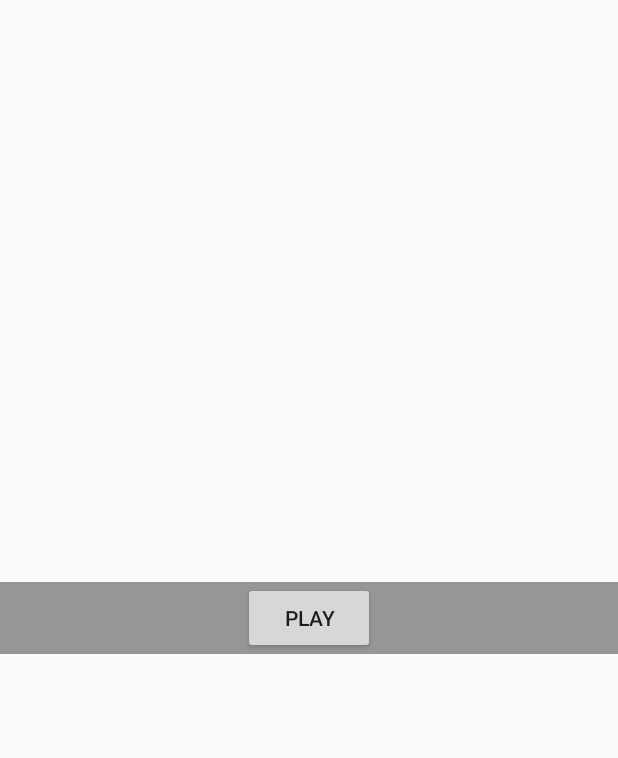
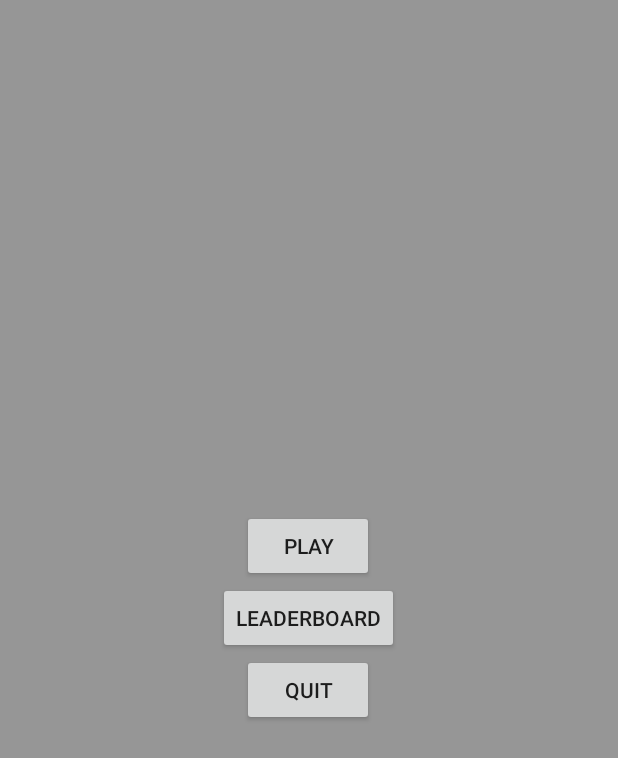
Before and after one commit to rgw0094/gorlorn-android, an Android app: the layout activity_menu.xml on its own in the app's theme, with its tools: preview values and no code run, on a phone screen of 412 x 824 dp. Shown: the top 758 px of the screen. Run offline under Robolectric (Android 15) with nearby library versions, the phone set to English and light mode, and no system bars.

Commit message:
Background, more complete menu, lots of tweaks, interim checkin for movement overhaul

```diff
--- a/app/build.gradle
+++ b/app/build.gradle
@@ -5,7 +5,7 @@ android {
     buildToolsVersion "22.0.1"
     defaultConfig {
         applicationId 'com.rob.gorlorn'
-        minSdkVersion 15
+        minSdkVersion 16
         targetSdkVersion 22
         versionCode 1
         versionName "1.0"
@@ -27,6 +27,7 @@ dependencies {
     compile 'com.android.support:support-v4:22.2.0'
     compile 'com.google.firebase:firebase-core:9.0.2'
     compile 'com.google.firebase:firebase-ads:9.0.2'
+    compile 'com.squareup.picasso:picasso:2.5.2'
 }
 
 apply plugin: 'com.google.gms.google-services'
--- a/app/src/main/java/gorlorn/Constants.java
+++ b/app/src/main/java/gorlorn/Constants.java
@@ -26,10 +26,12 @@ public class Constants
     public static float EnemySpeed = 0.65f;             //Percent of the screen traversed per second
     public static float EnemySpeedMultiplier = 1.001f;  //Each new enemy is this much faster than the last
     public static float HeroSpeed = 0.9f;
+    public static float HeroAcceleration = 2.0f;        //Percent of the screen width accelerated per second
     public static float BulletSpeed = 0.8f;
     public static float HeartSpeed = 0.2f;
 
     //Times
+    public static int PlayerFrozenOnHitMs = 1200;
     public static int PlayerBlinksOnHitMs = 2000;
     public static int ChainBulletLifeTimeMs = 200;
 
--- a/app/src/main/java/gorlorn/Entities/Enemy.java
+++ b/app/src/main/java/gorlorn/Entities/Enemy.java
@@ -28,7 +28,7 @@ public class Enemy extends Entity
         //Check for collision with hero
         if (_gorlornActivity.Hero.testHit(this))
         {
-            _gorlornActivity.Hero.dealDamage(Constants.EnemyDamage);
+            //_gorlornActivity.Hero.dealDamage(Constants.EnemyDamage);
             return true;
         }
 
@@ -38,7 +38,7 @@ public class Enemy extends Entity
             Vx *= -1;
         }
 
-        //Bounce of top/bottom edges - don't check for this until the enemy has fully entered the screen the first time
+        //Bounce off top/bottom edges - don't check for this until the enemy has fully entered the screen the first time
         if (_hasEnteredScreen)
         {
             if (Y <= _gorlornActivity.GameArea.top + Height * 0.5f || Y >= _gorlornActivity.GameArea.bottom - (Height * 0.5f))
--- a/app/src/main/java/gorlorn/activities/GorlornActivity.java
+++ b/app/src/main/java/gorlorn/activities/GorlornActivity.java
@@ -54,6 +54,7 @@ public class GorlornActivity extends GameLoopActivity
     public int ScreenHeight;
     public boolean IsDebugMode = true;
     public long Score = 0;
+    public long HighScore = 0;
 
     /**
      * Bounds of the game area where the hero, enemies, bullets, etc. can move.
--- a/app/src/main/res/layout/activity_menu.xml
+++ b/app/src/main/res/layout/activity_menu.xml
@@ -1,34 +1,66 @@
-<LinearLayout xmlns:android="http://schemas.android.com/apk/res/android"
-              xmlns:tools="http://schemas.android.com/tools"
+<RelativeLayout android:id="@+id/menu_layout"
+                style="?metaButtonBarStyle"
+                xmlns:ads="http://schemas.android.com/apk/res-auto"
+                xmlns:android="http://schemas.android.com/apk/res/android"
+                xmlns:tools="http://schemas.android.com/tools"
+                android:layout_width="match_parent"
+                android:layout_height="wrap_content"
+                android:layout_gravity="center_vertical|center_horizontal"
+                android:background="@color/black_overlay"
+                android:orientation="vertical"
+                tools:context="gorlorn.activities.MenuActivity"
+                tools:ignore="UselessParent">
 
-              xmlns:ads="http://schemas.android.com/apk/res-auto"
-              android:id="@+id/menu_layout"
-              style="?metaButtonBarStyle"
-              android:layout_width="match_parent"
-              android:layout_height="wrap_content"
-              android:layout_gravity="center_vertical|center_horizontal"
-              android:background="@color/black_overlay"
-              android:orientation="vertical"
-              tools:ignore="UselessParent"
-              tools:context="gorlorn.activities.MenuActivity">
+    <ImageView
+        android:id="@+id/backgroundView"
+        android:layout_width="match_parent"
+        android:layout_height="match_parent"
+        android:scaleType="fitXY" />
 
-    <Button android:id="@+id/playButton"
+    <LinearLayout
+        android:layout_width="wrap_content"
+        android:layout_height="wrap_content"
+        android:layout_centerHorizontal="true"
+        android:layout_centerVertical="true"
+        android:orientation="vertical">
+
+        <Button
+            android:id="@+id/playButton"
             style="?metaButtonBarButtonStyle"
-            android:layout_gravity="center_vertical|center_horizontal"
-            android:onClick="startGame"
             android:layout_width="wrap_content"
             android:layout_height="wrap_content"
+            android:layout_gravity="center_vertical|center_horizontal"
             android:layout_weight="1"
+            android:onClick="startGame"
             android:text="Play"/>
+
+        <Button
+            android:id="@+id/leaderboardButton"
+            style="?metaButtonBarButtonStyle"
+            android:text="Leaderboard"
+            android:layout_width="wrap_content"
+            android:layout_height="wrap_content"
+            android:onClick="viewLeaderboard"
+            android:layout_gravity="center_vertical|center_horizontal"/>
+
+        <Button
+            android:id="@+id/quitButton"
+            style="?metaButtonBarButtonStyle"
+            android:text="Quit"
+            android:layout_width="wrap_content"
+            android:layout_height="wrap_content"
+            android:onClick="quit"
+            android:layout_gravity="center_vertical|center_horizontal"/>
+    </LinearLayout>
 
     <com.google.android.gms.ads.AdView
         android:id="@+id/adView"
         android:layout_width="wrap_content"
         android:layout_height="wrap_content"
+        android:layout_alignParentBottom="true"
         android:layout_centerHorizontal="true"
-        android:layout_alignParentBottom="true"
         ads:adSize="BANNER"
         ads:adUnitId="@string/banner_ad_unit_id">
     </com.google.android.gms.ads.AdView>
 
-</LinearLayout>
+</RelativeLayout>
```
Also changed, not shown: app/src/main/java/gorlorn/EnemyManager.java (+14 -1 lines), app/src/main/java/gorlorn/Entities/Entity.java (+6 -5 lines), app/src/main/java/gorlorn/Entities/Hero.java (+17 -5 lines), app/src/main/java/gorlorn/UI/Background.java (+16 -1 lines), app/src/main/java/gorlorn/UI/HUD.java (+14 -5 lines), app/src/main/java/gorlorn/activities/MenuActivity.java (+51 -3 lines), 2 other files.
